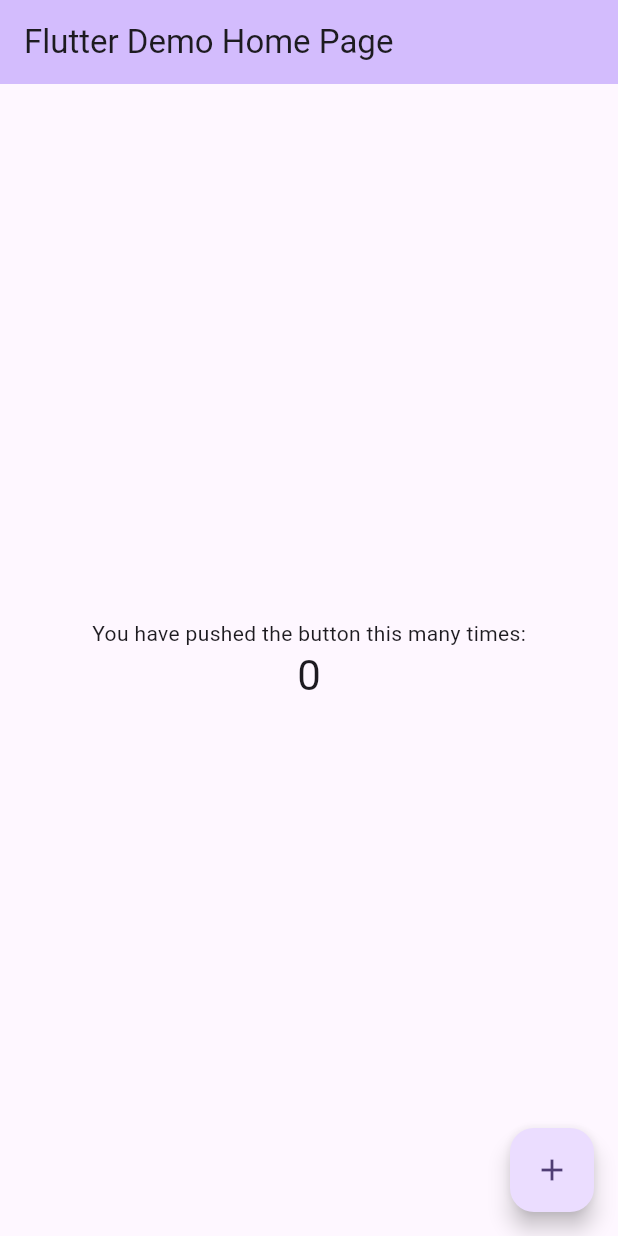
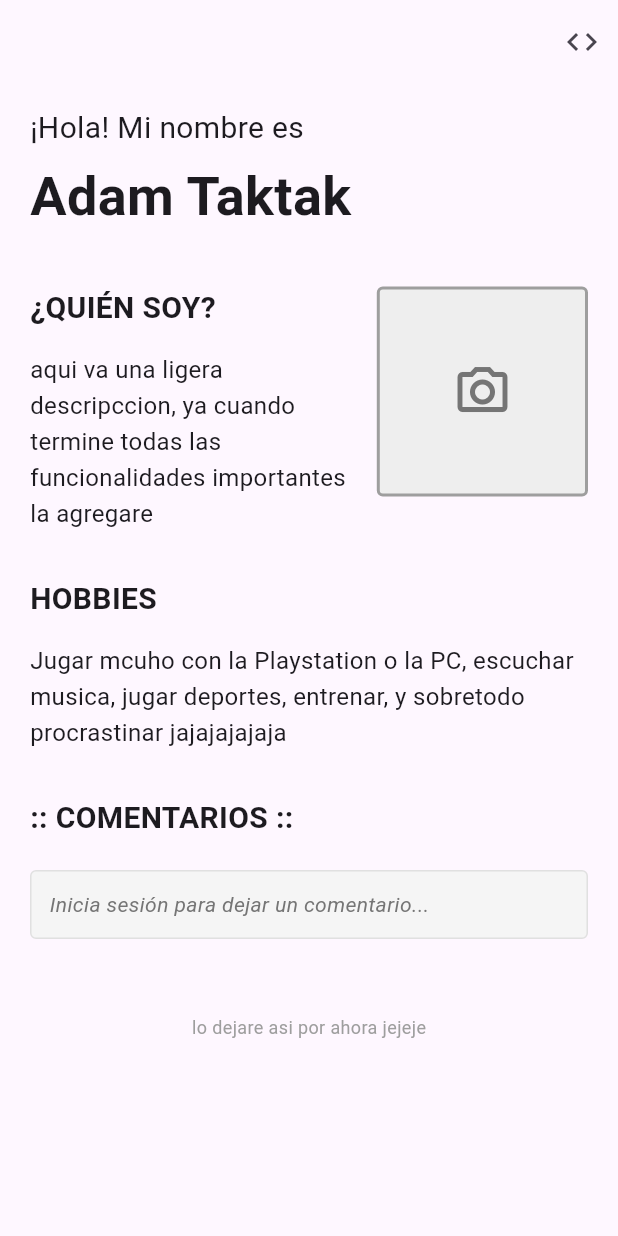
Before and after one commit to ADAMTAKTAK/app_portafolio, a Flutter app: the screen it shows after launch, on a phone screen of 412 x 824 dp. Run offline on Flutter 3.47's test engine with Material 3 defaults, Android fonts, the phone set to English and light mode, and no system bars.

Commit message:
bueno, empce con las digamos pantallas principales, junte todo pero es algo temporal, tengo pensado distribuirlo entre pantalllas de manera mas uniforme, ademas cree la estructura de carpetas que pienso utilizar a traves del proyecto para optimizarlo de la mjeor manera posible

```diff
--- a/lib/main.dart
+++ b/lib/main.dart
@@ -1,122 +1,18 @@
 import 'package:flutter/material.dart';
+import 'package:app_portafolio/routes/app_routes.dart';
 
-void main() {
-  runApp(const MyApp());
-}
+void main() => runApp(const MyApp());
 
 class MyApp extends StatelessWidget {
   const MyApp({super.key});
 
-  // This widget is the root of your application.
   @override
   Widget build(BuildContext context) {
     return MaterialApp(
-      title: 'Flutter Demo',
-      theme: ThemeData(
-        // This is the theme of your application.
-        //
-        // TRY THIS: Try running your application with "flutter run". You'll see
-        // the application has a purple toolbar. Then, without quitting the app,
-        // try changing the seedColor in the colorScheme below to Colors.green
-        // and then invoke "hot reload" (save your changes or press the "hot
-        // reload" button in a Flutter-supported IDE, or press "r" if you used
-        // the command line to start the app).
-        //
-        // Notice that the counter didn't reset back to zero; the application
-        // state is not lost during the reload. To reset the state, use hot
-        // restart instead.
-        //
-        // This works for code too, not just values: Most code changes can be
-        // tested with just a hot reload.
-        colorScheme: ColorScheme.fromSeed(seedColor: Colors.deepPurple),
-      ),
-      home: const MyHomePage(title: 'Flutter Demo Home Page'),
+      debugShowCheckedModeBanner: false,
+      title: 'Portafolio Personal',
+      initialRoute: AppRoutes.initialRoute,
+      routes: AppRoutes.routes,
     );
   }
 }
-
-class MyHomePage extends StatefulWidget {
-  const MyHomePage({super.key, required this.title});
-
-  // This widget is the home page of your application. It is stateful, meaning
-  // that it has a State object (defined below) that contains fields that affect
-  // how it looks.
-
-  // This class is the configuration for the state. It holds the values (in this
-  // case the title) provided by the parent (in this case the App widget) and
-  // used by the build method of the State. Fields in a Widget subclass are
-  // always marked "final".
-
-  final String title;
-
-  @override
-  State<MyHomePage> createState() => _MyHomePageState();
-}
-
-class _MyHomePageState extends State<MyHomePage> {
-  int _counter = 0;
-
-  void _incrementCounter() {
-    setState(() {
-      // This call to setState tells the Flutter framework that something has
-      // changed in this State, which causes it to rerun the build method below
-      // so that the display can reflect the updated values. If we changed
-      // _counter without calling setState(), then the build method would not be
-      // called again, and so nothing would appear to happen.
-      _counter++;
-    });
-  }
-
-  @override
-  Widget build(BuildContext context) {
-    // This method is rerun every time setState is called, for instance as done
-    // by the _incrementCounter method above.
-    //
-    // The Flutter framework has been optimized to make rerunning build methods
-    // fast, so that you can just rebuild anything that needs updating rather
-    // than having to individually change instances of widgets.
-    return Scaffold(
-      appBar: AppBar(
-        // TRY THIS: Try changing the color here to a specific color (to
-        // Colors.amber, perhaps?) and trigger a hot reload to see the AppBar
-        // change color while the other colors stay the same.
-        backgroundColor: Theme.of(context).colorScheme.inversePrimary,
-        // Here we take the value from the MyHomePage object that was created by
-        // the App.build method, and use it to set our appbar title.
-        title: Text(widget.title),
-      ),
-      body: Center(
-        // Center is a layout widget. It takes a single child and positions it
-        // in the middle of the parent.
-        child: Column(
-          // Column is also a layout widget. It takes a list of children and
-          // arranges them vertically. By default, it sizes itself to fit its
-          // children horizontally, and tries to be as tall as its parent.
-          //
-          // Column has various properties to control how it sizes itself and
-          // how it positions its children. Here we use mainAxisAlignment to
-          // center the children vertically; the main axis here is the vertical
-          // axis because Columns are vertical (the cross axis would be
-          // horizontal).
-          //
-          // TRY THIS: Invoke "debug painting" (choose the "Toggle Debug Paint"
-          // action in the IDE, or press "p" in the console), to see the
-          // wireframe for each widget.
-          mainAxisAlignment: MainAxisAlignment.center,
-          children: <Widget>[
-            const Text('You have pushed the button this many times:'),
-            Text(
-              '$_counter',
-              style: Theme.of(context).textTheme.headlineMedium,
-            ),
-          ],
-        ),
-      ),
-      floatingActionButton: FloatingActionButton(
-        onPressed: _incrementCounter,
-        tooltip: 'Increment',
-        child: const Icon(Icons.add),
-      ), // This trailing comma makes auto-formatting nicer for build methods.
-    );
-  }
-}
--- /dev/null
+++ b/lib/routes/app_routes.dart
@@ -0,0 +1,13 @@
+import 'package:flutter/material.dart';
+import 'package:app_portafolio/screens/screens.dart';
+
+class AppRoutes {
+  static const String initialRoute = 'home';
+
+  static Map<String, WidgetBuilder> get routes {
+    return {
+      'home': (context) => const HomeScreen(),
+      'signature': (context) => const SignatureScreen(),
+    };
+  }
+}
--- /dev/null
+++ b/lib/screens/home_screen.dart
@@ -0,0 +1,181 @@
+import 'package:flutter/material.dart';
+
+class HomeScreen extends StatelessWidget {
+  const HomeScreen({super.key});
+
+  @override
+  Widget build(BuildContext context) {
+    return Scaffold(
+      appBar: AppBar(
+        elevation: 0,
+        actions: [
+          IconButton(
+            icon: const Icon(Icons.code),
+            onPressed: () {
+              Navigator.pushNamed(context, 'signature');
+            },
+          ),
+        ],
+      ),
+      body: SingleChildScrollView(
+        child: Padding(
+          padding: const EdgeInsets.symmetric(horizontal: 20.0, vertical: 15.0),
+          child: Column(
+            crossAxisAlignment: CrossAxisAlignment.start,
+            children: const [
+              Text(
+                '¡Hola! Mi nombre es',
+                style: TextStyle(fontSize: 20),
+              ),
+              SizedBox(height: 5),
+              Text(
+                'Adam Taktak',
+                style: TextStyle(fontSize: 36, fontWeight: FontWeight.bold),
+              ),
+              SizedBox(height: 35),
+
+              _AboutMeSection(
+                title: '¿QUIÉN SOY?',
+                content:
+                    'aqui va una ligera descripccion, ya cuando termine todas las funcionalidades importantes la agregare', // <-- TU TEXTO
+              ),
+              SizedBox(height: 30),
+
+              _InfoSection(
+                title: 'HOBBIES',
+                content:
+                    'Jugar mcuho con la Playstation o la PC, escuchar musica, jugar deportes, entrenar, y sobretodo procrastinar jajajajajaja', // <-- TU TEXTO
+              ),
+              SizedBox(height: 30),
+
+              _CommentSection(),
+              SizedBox(height: 50),
+
+              _Footer(
+                footerText:
+                    'por ahora pondre esto jejeje, lñuego lo cambio',
+              ),
+            ],
+          ),
+        ),
+      ),
+    );
+  }
+}
+
+
+class _AboutMeSection extends StatelessWidget {
+  final String title;
+  final String content;
+
+  const _AboutMeSection({required this.title, required this.content});
+
+  @override
+  Widget build(BuildContext context) {
+    return Row(
+      crossAxisAlignment: CrossAxisAlignment.start,
+      children: [
+        Expanded(
+          flex: 3,
+          child: _InfoSection(title: title, content: content),
+        ),
+        const SizedBox(width: 20),
+        Expanded(
+          flex: 2,
+          child: Container(
+            height: 140, // Altura de la imagen
+            decoration: BoxDecoration(
+              border: Border.all(color: Colors.grey, width: 2),
+              borderRadius: BorderRadius.circular(4),
+              color: Colors.grey[200],
+            ),
+            child: Center(
+              child: Icon(
+                Icons.camera_alt_outlined,
+                color: Colors.grey[600],
+                size: 40,
+              ),
+            ),
+          ),
+        ),
+      ],
+    );
+  }
+}
+
+class _InfoSection extends StatelessWidget {
+  final String title;
+  final String content;
+
+  const _InfoSection({required this.title, required this.content});
+
+  @override
+  Widget build(BuildContext context) {
+    return Column(
+      crossAxisAlignment: CrossAxisAlignment.start,
+      children: [
+        Text(
+          title,
+          style: const TextStyle(fontSize: 20, fontWeight: FontWeight.bold),
+        ),
+        const SizedBox(height: 15),
+        Text(
+          content,
+          style: const TextStyle(fontSize: 16, height: 1.5),
+        ),
+      ],
+    );
+  }
+}
+
+class _CommentSection extends StatelessWidget {
+  const _CommentSection();
+
+  @override
+  Widget build(BuildContext context) {
+    return Column(
+      crossAxisAlignment: CrossAxisAlignment.start,
+      children: [
+        const Text(
+          ':: COMENTARIOS ::',
+          style: TextStyle(fontSize: 20, fontWeight: FontWeight.bold),
+        ),
+        const SizedBox(height: 20),
+        Container(
+          width: double.infinity,
+          padding: const EdgeInsets.all(12),
+          decoration: BoxDecoration(
+            color: Colors.grey[100],
+            border: Border.all(color: Colors.grey[300]!),
+            borderRadius: BorderRadius.circular(4),
+          ),
+          child: Text(
+            'Inicia sesión para dejar un comentario...',
+            style: TextStyle(
+              color: Colors.grey[600],
+              fontStyle: FontStyle.italic,
+            ),
+          ),
+        ),
+      ],
+    );
+  }
+}
+
+class _Footer extends StatelessWidget {
+  final String footerText;
+  const _Footer({required this.footerText});
+
+  @override
+  Widget build(BuildContext context) {
+    return Center(
+      child: Text(
+        'lo dejare asi por ahora jejeje',
+        style: TextStyle(
+          color: Colors.grey[500],
+          fontSize: 12,
+        ),
+      ),
+    );
+  }
+}
--- /dev/null
+++ b/lib/screens/screens.dart
@@ -0,0 +1,2 @@
+export 'home_screen.dart';
+export 'signature_screen.dart';
--- /dev/null
+++ b/lib/screens/signature_screen.dart
@@ -0,0 +1,17 @@
+import 'package:flutter/material.dart';
+
+class SignatureScreen extends StatelessWidget {
+  const SignatureScreen({super.key});
+
+  @override
+  Widget build(BuildContext context) {
+    return Scaffold(
+      appBar: AppBar(
+        title: const Text('DEVS signature'),
+      ),
+      body: const Center(
+        child: Text('Pantalla de Firma'),
+      ),
+    );
+  }
+}
```
